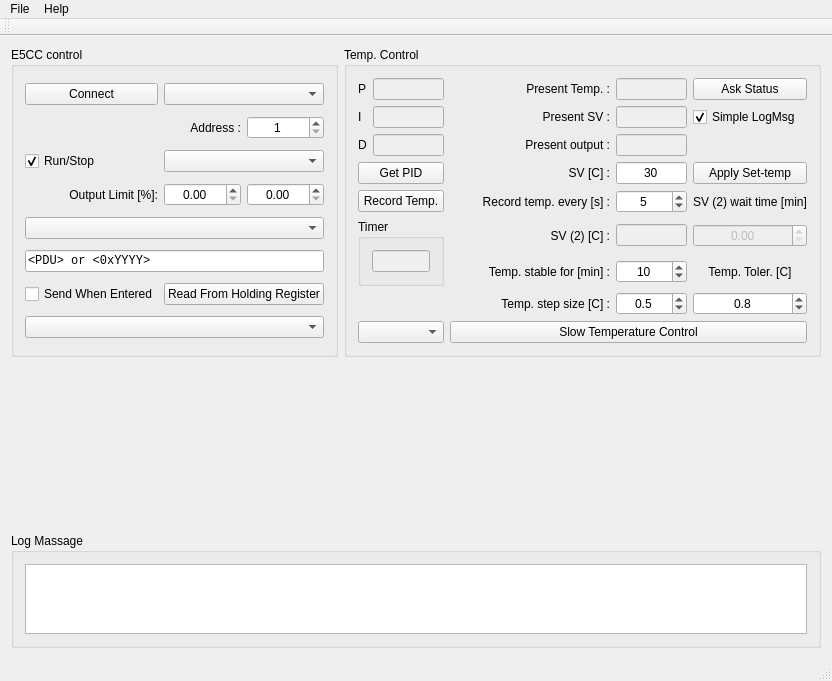
First picture: the form in mainwindow.ui, repository daimiura/OmronPID, before the edit.
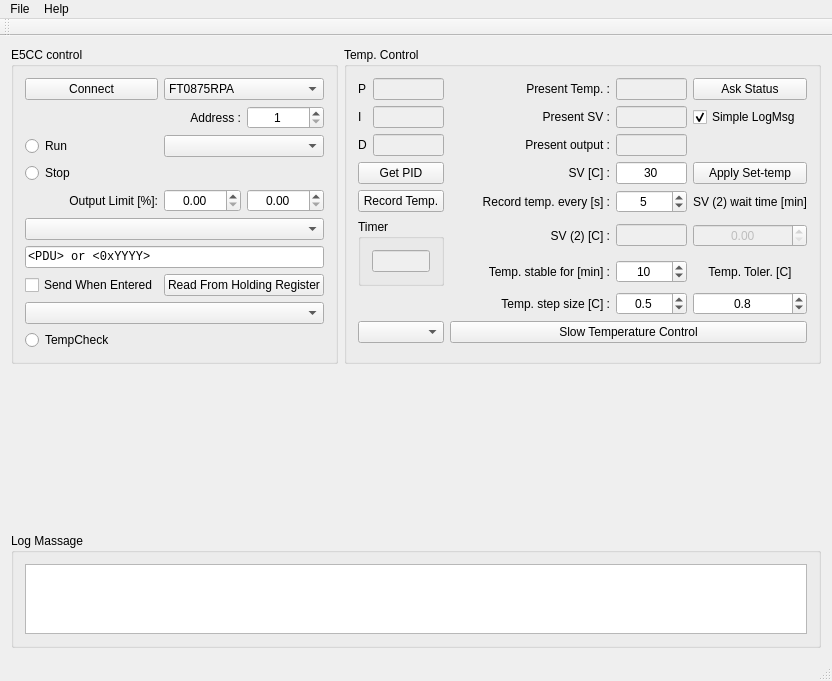
Second picture: the form after the edit. Custom widgets are drawn as their Qt base class.

Commit message: To implement the emergency stop function, we created the MyThread class.

What changed in the file:
```diff
--- a/mainwindow.ui
+++ b/mainwindow.ui
@@ -35,7 +35,17 @@
       <property name="title">
        <string>E5CC control</string>
       </property>
-      <layout class="QGridLayout" name="gridLayout_2" columnstretch="1,1,1">
+      <layout class="QGridLayout" name="gridLayout_2" columnstretch="1,0,0">
+       <item row="6" column="0" colspan="3">
+        <widget class="QComboBox" name="comboBox_Func"/>
+       </item>
+       <item row="8" column="0">
+        <widget class="QCheckBox" name="checkBox_EnableSend">
+         <property name="text">
+          <string>Send When Entered</string>
+         </property>
+        </widget>
+       </item>
        <item row="1" column="2">
         <widget class="QSpinBox" name="spinBox_DeviceAddress">
          <property name="alignment">
@@ -53,16 +63,36 @@
         </widget>
        </item>
        <item row="3" column="0">
-        <widget class="QCheckBox" name="checkBox_RunSop">
+        <widget class="QRadioButton" name="radioButton_Run">
          <property name="text">
-          <string>Run/Stop</string>
+          <string>Run</string>
          </property>
-         <property name="checked">
-          <bool>true</bool>
+         <attribute name="buttonGroup">
+          <string notr="true">buttonGroup</string>
+         </attribute>
+        </widget>
+       </item>
+       <item row="5" column="2">
+        <widget class="QDoubleSpinBox" name="doubleSpinBox_MVupper">
+         <property name="alignment">
+          <set>Qt::AlignCenter</set>
          </property>
+         <property name="maximum">
+          <double>100.000000000000000</double>
+         </property>
         </widget>
        </item>
-       <item row="6" column="0" colspan="3">
+       <item row="1" column="1">
+        <widget class="QLabel" name="label_5">
+         <property name="text">
+          <string>Address :</string>
+         </property>
+         <property name="alignment">
+          <set>Qt::AlignRight|Qt::AlignTrailing|Qt::AlignVCenter</set>
+         </property>
+        </widget>
+       </item>
+       <item row="7" column="0" colspan="3">
         <widget class="QLineEdit" name="lineEdit_Cmd">
          <property name="font">
           <font>
@@ -74,8 +104,53 @@
          </property>
         </widget>
        </item>
-       <item row="5" column="0" colspan="3">
-        <widget class="QComboBox" name="comboBox_Func"/>
+       <item row="4" column="0">
+        <widget class="QRadioButton" name="radioButton_Stop">
+         <property name="text">
+          <string>Stop</string>
+         </property>
+         <attribute name="buttonGroup">
+          <string notr="true">buttonGroup</string>
+         </attribute>
+        </widget>
+       </item>
+       <item row="5" column="0">
+        <widget class="QLabel" name="label_9">
+         <property name="text">
+          <string>Output Limit [%]:</string>
+         </property>
+         <property name="alignment">
+          <set>Qt::AlignRight|Qt::AlignTrailing|Qt::AlignVCenter</set>
+         </property>
+        </widget>
+       </item>
+       <item row="0" column="1" colspan="2">
+        <widget class="QComboBox" name="comboBox_SeriesNumber">
+         <item>
+          <property name="text">
+           <string>FT0875RPA</string>
+          </property>
+         </item>
+        </widget>
+       </item>
+       <item row="9" column="0" colspan="3">
+        <widget class="QComboBox" name="comboBox_MemAddress">
+         <property name="font">
+          <font>
+           <family>Courier New</family>
+          </font>
+         </property>
+         <property name="maxVisibleItems">
+          <number>20</number>
+         </property>
+        </widget>
+       </item>
+       <item row="8" column="1" colspan="2">
+        <widget class="QPushButton" name="pushButton_ReadRH">
+         <property name="text">
+          <string>Read From Holding Register</string>
+         </property>
+        </widget>
        </item>
        <item row="3" column="1" colspan="2">
         <widget class="QComboBox" name="comboBox_AT">
@@ -91,69 +166,17 @@
          </property>
         </widget>
        </item>
-       <item row="1" column="1">
-        <widget class="QLabel" name="label_5">
-         <property name="text">
-          <string>Address :</string>
-         </property>
-         <property name="alignment">
-          <set>Qt::AlignRight|Qt::AlignTrailing|Qt::AlignVCenter</set>
-         </property>
-        </widget>
-       </item>
-       <item row="0" column="1" colspan="2">
-        <widget class="QComboBox" name="comboBox_SeriesNumber"/>
-       </item>
-       <item row="8" column="0" colspan="3">
-        <widget class="QComboBox" name="comboBox_MemAddress">
-         <property name="font">
-          <font>
-           <family>Courier New</family>
-          </font>
-         </property>
-         <property name="maxVisibleItems">
-          <number>20</number>
-         </property>
-        </widget>
-       </item>
-       <item row="4" column="2">
-        <widget class="QDoubleSpinBox" name="doubleSpinBox_MVupper">
-         <property name="alignment">
-          <set>Qt::AlignCenter</set>
-         </property>
-         <property name="maximum">
-          <double>100.000000000000000</double>
-         </property>
-        </widget>
-       </item>
-       <item row="4" column="1">
+       <item row="5" column="1">
         <widget class="QDoubleSpinBox" name="doubleSpinBox_MVlower">
          <property name="alignment">
           <set>Qt::AlignCenter</set>
          </property>
         </widget>
        </item>
-       <item row="7" column="0">
-        <widget class="QCheckBox" name="checkBox_EnableSend">
+       <item row="10" column="0">
+        <widget class="QRadioButton" name="radioButton_TempCheck">
          <property name="text">
-          <string>Send When Entered</string>
-         </property>
-        </widget>
-       </item>
-       <item row="7" column="1" colspan="2">
-        <widget class="QPushButton" name="pushButton_ReadRH">
-         <property name="text">
-          <string>Read From Holding Register</string>
-         </property>
-        </widget>
-       </item>
-       <item row="4" column="0">
-        <widget class="QLabel" name="label_9">
-         <property name="text">
-          <string>Output Limit [%]:</string>
-         </property>
-         <property name="alignment">
-          <set>Qt::AlignRight|Qt::AlignTrailing|Qt::AlignVCenter</set>
+          <string>TempCheck</string>
          </property>
         </widget>
        </item>
```
Left out of the diff: 5 changed lines with no effect on the pictures. The commit also changes 6 other files.
